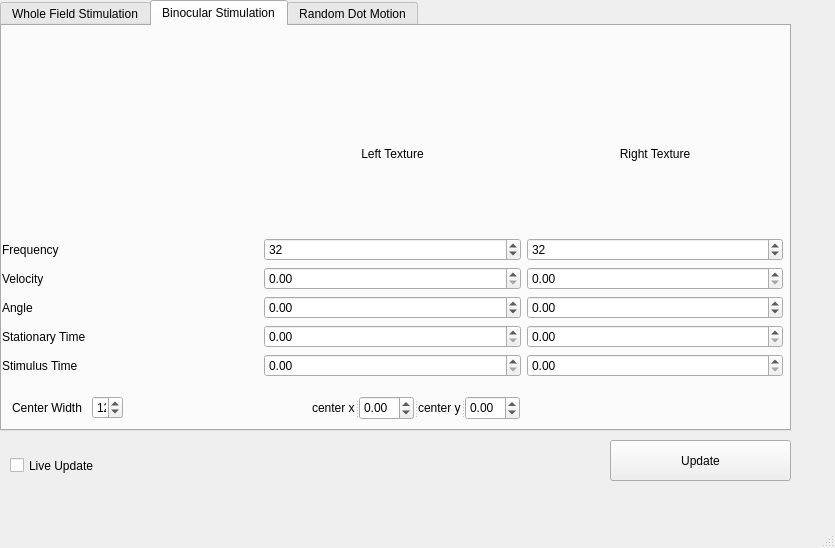
draeloslab/pandastim, file gui/gui_layout.ui: the form before one commit.
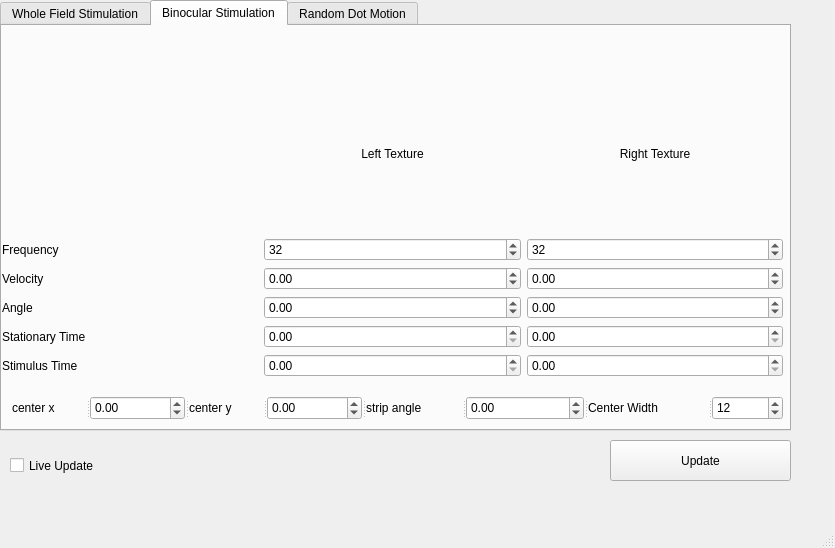
The form after the commit.

Commit message:
run gui from command
gui runs from python -m pandastim
also updates for full binocular gui functionality

Diff of the .ui file:
```diff
--- a/gui/gui_layout.ui
+++ b/gui/gui_layout.ui
@@ -162,6 +162,12 @@
        </item>
        <item row="3" column="1">
         <widget class="QDoubleSpinBox" name="b_vel_0">
+         <property name="minimum">
+          <double>-5.000000000000000</double>
+         </property>
+         <property name="maximum">
+          <double>5.000000000000000</double>
+         </property>
          <property name="singleStep">
           <double>0.010000000000000</double>
          </property>
@@ -186,6 +192,12 @@
        </item>
        <item row="3" column="2">
         <widget class="QDoubleSpinBox" name="b_vel_1">
+         <property name="minimum">
+          <double>-5.000000000000000</double>
+         </property>
+         <property name="maximum">
+          <double>5.000000000000000</double>
+         </property>
          <property name="singleStep">
           <double>0.010000000000000</double>
          </property>
@@ -263,38 +275,12 @@
        </item>
       </layout>
      </widget>
-     <widget class="QLabel" name="label_13">
-      <property name="geometry">
-       <rect>
-        <x>10</x>
-        <y>370</y>
-        <width>81</width>
-        <height>23</height>
-       </rect>
-      </property>
-      <property name="text">
-       <string>Center Width</string>
-      </property>
-     </widget>
-     <widget class="QSpinBox" name="spinBox_3">
-      <property name="geometry">
-       <rect>
-        <x>90</x>
-        <y>370</y>
-        <width>31</width>
-        <height>23</height>
-       </rect>
-      </property>
-      <property name="value">
-       <number>12</number>
-      </property>
-     </widget>
      <widget class="QSplitter" name="splitter">
       <property name="geometry">
        <rect>
-        <x>310</x>
+        <x>10</x>
         <y>370</y>
-        <width>208</width>
+        <width>771</width>
         <height>24</height>
        </rect>
       </property>
@@ -333,6 +319,32 @@
         <double>0.100000000000000</double>
        </property>
       </widget>
+      <widget class="QLabel" name="label_16">
+       <property name="text">
+        <string>strip angle</string>
+       </property>
+      </widget>
+      <widget class="QDoubleSpinBox" name="strip_angle">
+       <property name="minimum">
+        <double>-360.000000000000000</double>
+       </property>
+       <property name="maximum">
+        <double>360.000000000000000</double>
+       </property>
+       <property name="singleStep">
+        <double>1.000000000000000</double>
+       </property>
+      </widget>
+      <widget class="QLabel" name="label_13">
+       <property name="text">
+        <string>Center Width</string>
+       </property>
+      </widget>
+      <widget class="QSpinBox" name="b_center_width">
+       <property name="value">
+        <number>12</number>
+       </property>
+      </widget>
      </widget>
     </widget>
     <widget class="QWidget" name="tab">
```
The commit also changes 5 other files.
